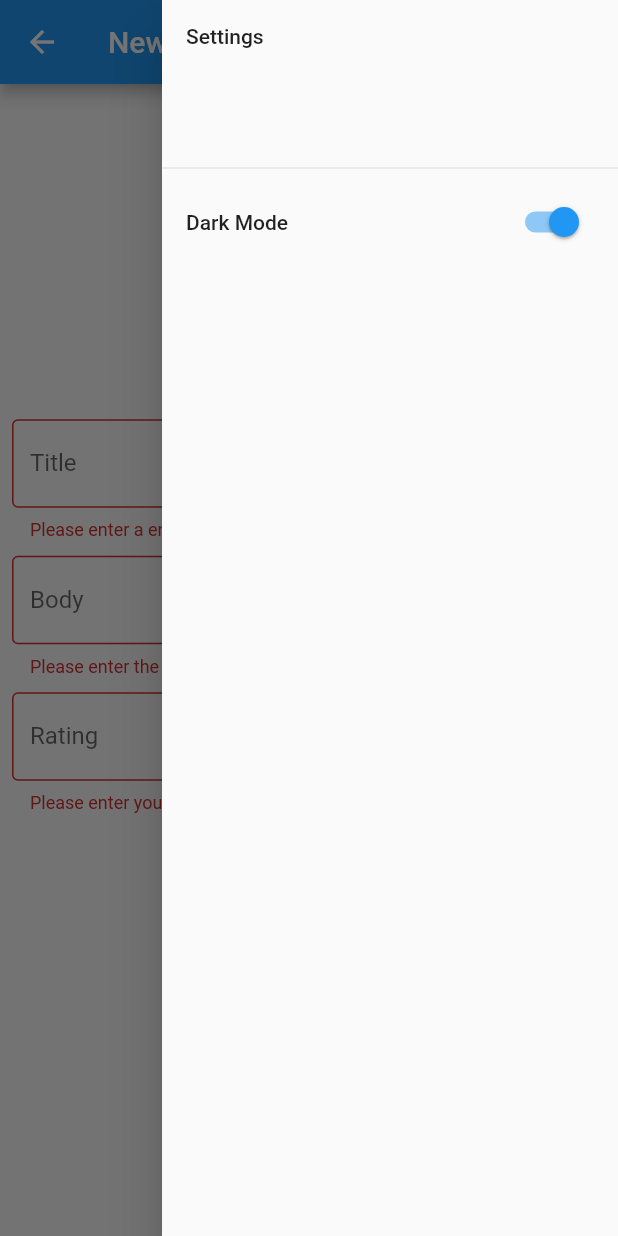
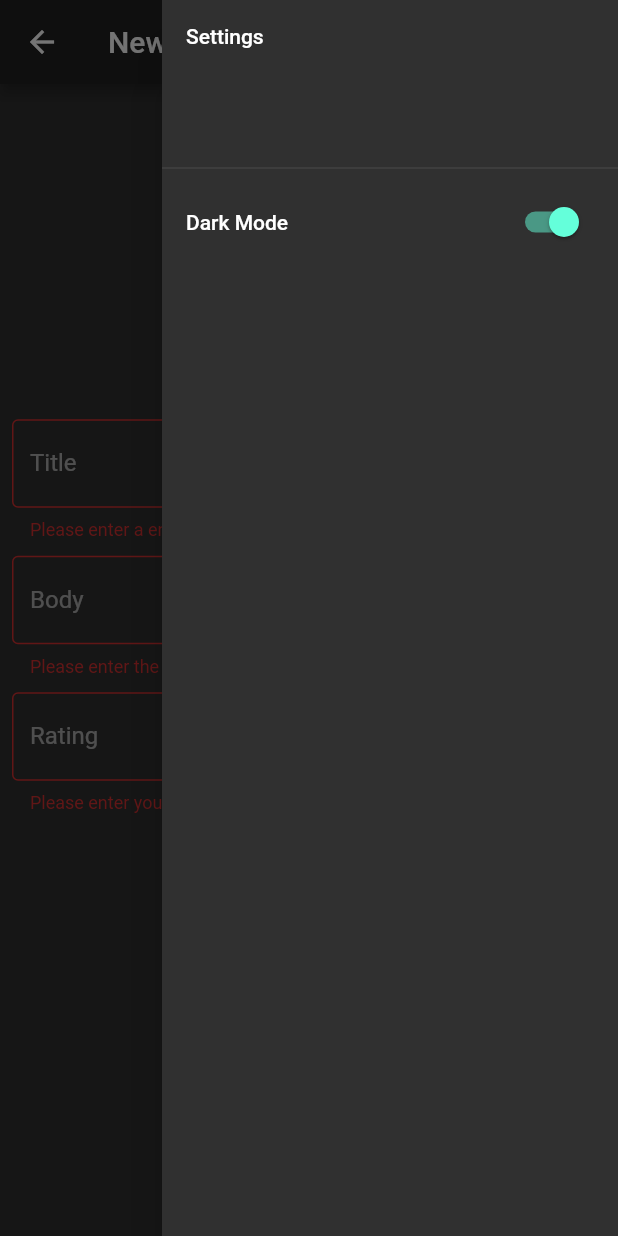
Before and after one commit to hkg90/Flutter-Projects, a Flutter app: the NewEntry screen opened directly, after a tap on "Submit", after a tap on the "settings" icon, after a tap on "Dark Mode", on a phone screen of 412 x 824 dp. Run offline on Flutter 3.47's test engine with Material 2 defaults, Android fonts, the phone set to English and light mode, and no system bars; our stand-ins replace shared_preferences, sqflite; accounts and stored records are empty.

Commit message:
fixed settings + load journal entries
added code to fix settings theme notifier/ state values

added code to auto load journal entries continuously

```diff
--- a/project4_journal/lib/app.dart
+++ b/project4_journal/lib/app.dart
@@ -42,10 +42,17 @@ class AppState extends State<App> {
 
   void initState(){
     super.initState();
-    //loadJournal();
+    loadJournal();
   }
 
   void loadJournal() async {
+    // TODO: Delete this code later: Code to reset preferences
+    SharedPreferences preferences = await SharedPreferences.getInstance();
+    await preferences.clear();
+
+    // Delete database
+    //await deleteDatabase('jounal.db');
+
     // Open database file
     Database database = await openDatabase(
       'journal.db', version: 1, onCreate: (Database db, int version) async{
@@ -53,7 +60,7 @@ class AppState extends State<App> {
         await db.execute(query);
       });
 
-    await deleteDatabase('jounal.db');
+    //await deleteDatabase('jounal.db');
 
     // Retrieve data from sql database
     List<Map> databaseEntries = await database.rawQuery('SELECT * FROM journal_entries');
@@ -106,6 +113,7 @@ class AppState extends State<App> {
       builder: (BuildContext context, bool themeState, Widget child) {
         return MaterialApp(
           title: entriesSetting? 'Welcome!' : 'Journal Entries',
+          // Determines theme of app
           theme: themeSetting ? ThemeData.light(): ThemeData.dark(),
           home: Builder(
                       builder: (context) {
@@ -123,7 +131,7 @@ class AppState extends State<App> {
             ),
             ),]
         ),
-        body: entriesSetting ? Welcome(): Welcome(),
+        body: entriesSetting ? Welcome(): JournalEntries(),
                 floatingActionButton: FloatingActionButton(
                       child: Icon(Icons.add_circle_outline),
                       onPressed: () {
--- a/project4_journal/lib/pages/new_entry.dart
+++ b/project4_journal/lib/pages/new_entry.dart
@@ -90,8 +90,8 @@ class JournalEntryFormState extends State<JournalEntryForm> {
                 onSaved: (value) {
                   journalEntryFields.title = value;
                   final DateTime currentTime = DateTime.now();
-                  final DateFormat formatter = DateFormat('yyyy-MM-dd');
-                  final String formatted = formatter.format(currentTime);
+                  //final DateFormat formatter = DateFormat('yyyy-MM-dd Hms');
+                  final String formatted = currentTime.toIso8601String();
 
                   journalEntryFields.dateTime = formatted;
                 },
@@ -155,7 +155,7 @@ class JournalEntryFormState extends State<JournalEntryForm> {
 
                     //Deletes database file (only used while app in development mode to ensure database starts fresh/ no saved entries)
                     //TODO: Delete deleteDatabase() later!
-                    await deleteDatabase('jounal.db');
+                    //await deleteDatabase('jounal.db');
                     // Open database file
                     Database database = await openDatabase(
                       'journal.db', version: 1, onCreate: (Database db, int version) async{
--- a/project4_journal/lib/pages/setting.dart
+++ b/project4_journal/lib/pages/setting.dart
@@ -35,10 +35,18 @@ class _SettingsDrawerState extends State<SettingsDrawer> {
             value: _lightTheme,
             onChanged: (bool value) {
             setState((){
+
               _lightTheme = value;
-              newSetting(value);
+
               state.setState(() {
-              state.theme = value;
+              if (state.theme){
+                state.theme = false;
+                newSetting(state.theme);
+              } else{
+                state.theme = true;
+                newSetting(state.theme);
+              }
+              //state.theme = value;
     });
             });
           })
```
Also changed, not shown: project4_journal/lib/pages/entries.dart (+6 -6 lines).
